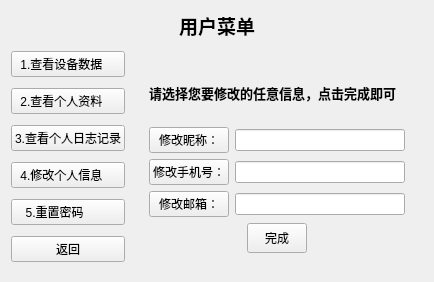
First picture: the form in SnailIOTMonitoring/userManager/usermenu.ui, repository leirujie/SnailIOTMonitoring, before the edit.
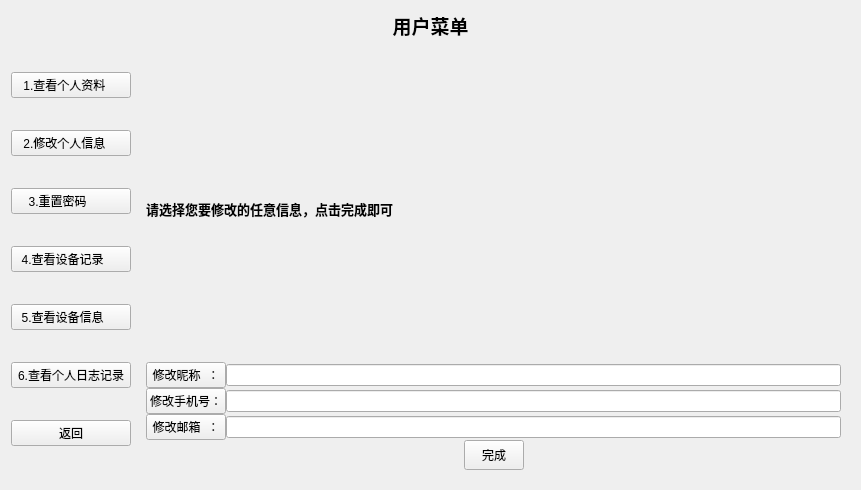
Second picture: the form after the edit. The open tabs and pages were chosen to show the change.

Commit message: 将整个框架代码全部合入，修改部分BUG问题

```diff
--- a/SnailIOTMonitoring/userManager/usermenu.ui
+++ b/SnailIOTMonitoring/userManager/usermenu.ui
@@ -6,8 +6,8 @@
    <rect>
     <x>0</x>
     <y>0</y>
-    <width>434</width>
-    <height>282</height>
+    <width>861</width>
+    <height>490</height>
    </rect>
   </property>
   <property name="sizePolicy">
@@ -19,7 +19,7 @@
   <property name="windowTitle">
    <string>Form</string>
   </property>
-  <layout class="QGridLayout" name="gridLayout_11">
+  <layout class="QGridLayout" name="gridLayout_12">
    <item row="0" column="0">
     <widget class="QLabel" name="label">
      <property name="font">
@@ -41,38 +41,45 @@
     <layout class="QGridLayout" name="gridLayout_6">
      <item row="0" column="0">
       <layout class="QVBoxLayout" name="verticalLayout">
-       <item>
-        <widget class="QPushButton" name="btnCatDeviceData">
-         <property name="text">
-          <string>1.查看设备数据    </string>
-         </property>
-        </widget>
-       </item>
        <item>
         <widget class="QPushButton" name="btnUserInfo">
          <property name="text">
-          <string>2.查看个人资料    </string>
-         </property>
-        </widget>
-       </item>
-       <item>
-        <widget class="QPushButton" name="btnCatUserLog">
-         <property name="text">
-          <string>3.查看个人日志记录</string>
+          <string>1.查看个人资料    </string>
          </property>
         </widget>
        </item>
        <item>
         <widget class="QPushButton" name="btnUpdataUserInfo">
          <property name="text">
-          <string>4.修改个人信息    </string>
+          <string>2.修改个人信息    </string>
          </property>
         </widget>
        </item>
        <item>
         <widget class="QPushButton" name="btnResetPassword">
          <property name="text">
-          <string>5.重置密码        </string>
+          <string>3.重置密码        </string>
+         </property>
+        </widget>
+       </item>
+       <item>
+        <widget class="QPushButton" name="btnCatDeviceInfo">
+         <property name="text">
+          <string>  4.查看设备记录       </string>
+         </property>
+        </widget>
+       </item>
+       <item>
+        <widget class="QPushButton" name="btnCatDeviceData">
+         <property name="text">
+          <string>  5.查看设备信息       </string>
+         </property>
+        </widget>
+       </item>
+       <item>
+        <widget class="QPushButton" name="btnCatUserLog">
+         <property name="text">
+          <string>6.查看个人日志记录</string>
          </property>
         </widget>
        </item>
@@ -88,19 +95,8 @@
      <item row="0" column="1">
       <widget class="QStackedWidget" name="widgetUserMenu">
        <property name="currentIndex">
-        <number>4</number>
+        <number>3</number>
        </property>
-       <widget class="QWidget" name="pageDeviceData">
-        <layout class="QGridLayout" name="gridLayout">
-         <item row="0" column="0">
-          <layout class="QVBoxLayout" name="verticalLayout_2">
-           <item>
-            <widget class="QTableWidget" name="tableWidgetViewDeviceData"/>
-           </item>
-          </layout>
-         </item>
-        </layout>
-       </widget>
        <widget class="QWidget" name="pageViewUserInfo">
         <layout class="QGridLayout" name="gridLayout_5">
          <item row="0" column="0">
@@ -198,28 +194,32 @@
          </item>
         </layout>
        </widget>
-       <widget class="QWidget" name="pageUserLog">
-        <layout class="QGridLayout" name="gridLayout_4">
-         <item row="0" column="0">
-          <layout class="QVBoxLayout" name="verticalLayout_5">
-           <item>
-            <widget class="QTableWidget" name="tableWidgetUsreLog"/>
-           </item>
-          </layout>
-         </item>
-        </layout>
-       </widget>
        <widget class="QWidget" name="pageUpdateInfo">
         <layout class="QGridLayout" name="gridLayout_7">
          <item row="0" column="0">
           <widget class="QWidget" name="widget_2" native="true">
-           <layout class="QGridLayout" name="gridLayout_3">
+           <layout class="QGridLayout" name="gridLayout_3" rowstretch="1,2,2,2,0">
+            <property name="leftMargin">
+             <number>0</number>
+            </property>
+            <property name="topMargin">
+             <number>0</number>
+            </property>
+            <property name="rightMargin">
+             <number>0</number>
+            </property>
+            <property name="bottomMargin">
+             <number>0</number>
+            </property>
+            <property name="spacing">
+             <number>0</number>
+            </property>
             <item row="3" column="0">
              <layout class="QHBoxLayout" name="horizontalLayout_8" stretch="0,0">
               <item>
                <widget class="QPushButton" name="pushButton_4">
                 <property name="text">
-                 <string>修改邮箱：</string>
+                 <string>修改邮箱  ：</string>
                 </property>
                </widget>
               </item>
@@ -299,7 +299,7 @@
               <item>
                <widget class="QPushButton" name="pushButton">
                 <property name="text">
-                 <string>修改昵称：</string>
+                 <string>修改昵称  ：</string>
                 </property>
                </widget>
               </item>
@@ -420,6 +420,35 @@
          </item>
         </layout>
        </widget>
+       <widget class="QWidget" name="pageDeviceInfo">
+        <layout class="QGridLayout" name="gridLayout">
+         <item row="0" column="0">
+          <layout class="QVBoxLayout" name="verticalLayout_2">
+           <item>
+            <widget class="QTableWidget" name="tableWidgetViewDeviceData"/>
+           </item>
+          </layout>
+         </item>
+        </layout>
+       </widget>
+       <widget class="QWidget" name="pageDeviceData">
+        <layout class="QGridLayout" name="gridLayout_11">
+         <item row="0" column="0">
+          <widget class="QTableWidget" name="tableWidgetViewDeviceData_2"/>
+         </item>
+        </layout>
+       </widget>
+       <widget class="QWidget" name="pageUserLog">
+        <layout class="QGridLayout" name="gridLayout_4">
+         <item row="0" column="0">
+          <layout class="QVBoxLayout" name="verticalLayout_5">
+           <item>
+            <widget class="QTableWidget" name="tableWidgetUsreLog"/>
+           </item>
+          </layout>
+         </item>
+        </layout>
+       </widget>
       </widget>
      </item>
     </layout>
```
The commit also changes 40 other files.
